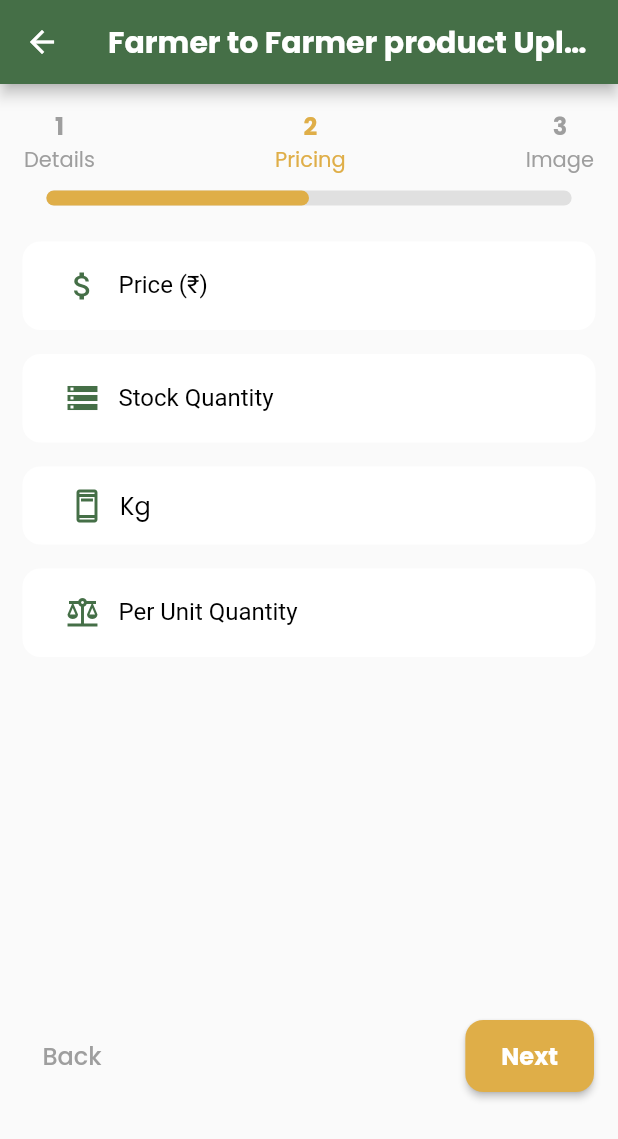
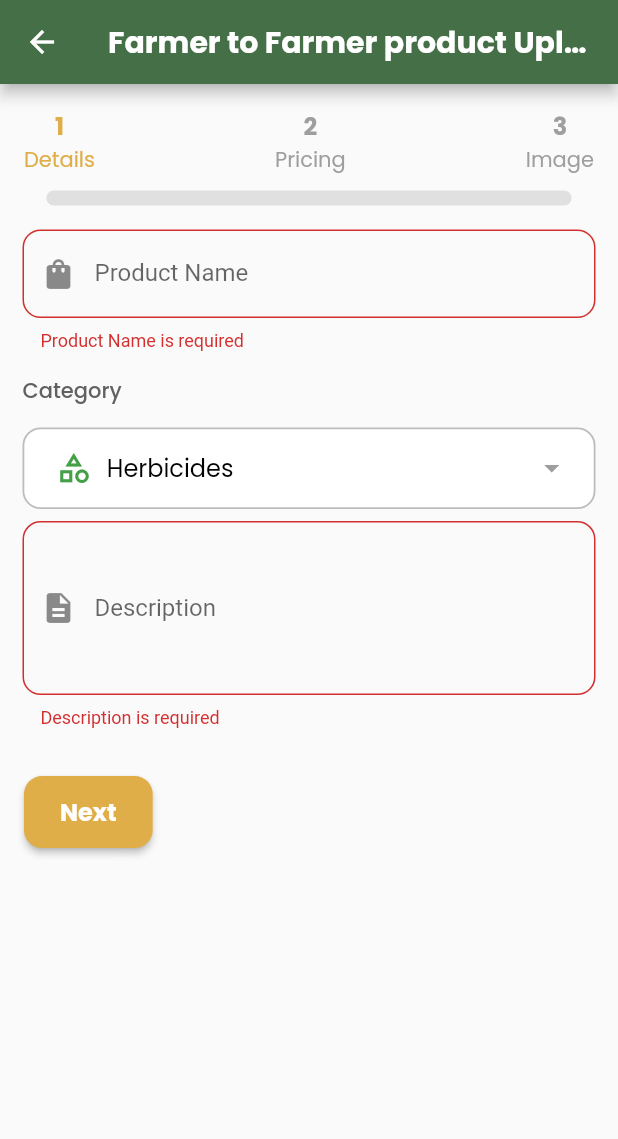
Before and after one commit to MWXprapti/AgroFarm, a Flutter app: the AddProductPage screen opened by its route, after a tap on "Next", on a phone screen of 412 x 824 dp. Shown: the top 1139 px of the screen. Run offline on Flutter 3.47's test engine with Material 2 defaults, Android fonts, the light colour scheme and no system bars; our stand-ins replace carousel_slider, cloud_firestore, dio, dot_navigation_bar, firebase_auth, firebase_core and 12 more; missing offline and left inert: flutter_glow, google_mlkit_translation; accounts and stored records are empty.

Commit message:
06/05/25

```diff
--- a/lib/Agro/Screens/FarmerProfile.dart
+++ b/lib/Agro/Screens/FarmerProfile.dart
@@ -126,9 +126,9 @@ class _FarmerProfilePageState extends State<FarmerProfilePage> {
                             radius: 50,
                             backgroundImage: NetworkImage(controller_.profileImage.value),
                             // backgroundImage: isImageValid ? NetworkImage("https://admin.multiwebx.com/farmerAPI/uploads/userProfile/1744026182.png") : null,
-                            child: !isImageValid
-                                ? Icon(Icons.person, size: 50, color: Colors.grey)
-                                : null,
+                            // child: !isImageValid
+                            //     ? Icon(Icons.person, size: 50, color: Colors.grey)
+                            //     : null,
                           );
                         }),
                       ),
--- a/lib/Agro/Screens/FarmerToFarmer/Dash_Farmer.dart
+++ b/lib/Agro/Screens/FarmerToFarmer/Dash_Farmer.dart
@@ -65,7 +65,7 @@ class _Farm_DashboardState extends State<Farm_Dashboard> {
 
   Widget _buildTopSection(double h, double w) {
     return Container(
-      height: h * 0.28,
+      height: h * 0.20,
       width: w,
       decoration: BoxDecoration(
         color: AppColors.lightgreen,
@@ -96,7 +96,7 @@ class _Farm_DashboardState extends State<Farm_Dashboard> {
 
   Widget _buildStatisticsCard(double h, double w) {
     return Positioned(
-      top: h * 0.20,
+      top: h * 0.13,
       left: w * 0.05,
       right: w * 0.05,
       child: Container(
@@ -166,7 +166,7 @@ class _Farm_DashboardState extends State<Farm_Dashboard> {
 
   Widget _buildProductGridView(double h, double w) {
     return Positioned(
-      top: h * 0.45,
+      top: h * 0.40,
       left: w * 0.05,
       right: w * 0.05,
       bottom: 0,
--- a/lib/Agro/Screens/FarmerToFarmer/FarmertoFarmer_product_details.dart
+++ b/lib/Agro/Screens/FarmerToFarmer/FarmertoFarmer_product_details.dart
@@ -1,8 +1,8 @@
 import 'package:flutter/material.dart';
 import 'package:get/get.dart';
 import 'package:new_app/Agro/model/farmertofarmer_product_model.dart';
+import 'package:new_app/Theme/theme.dart';
 
-import '../../model/agro_produ_model.dart';
 
 class FarmertoFarmer_ProductDetailsPage extends StatelessWidget {
   final FarmertoFarmerProduct product;
@@ -14,7 +14,7 @@ class FarmertoFarmer_ProductDetailsPage extends StatelessWidget {
     return Scaffold(
       appBar: AppBar(
         title: Text(product.productName),
-        backgroundColor: Colors.green, // Adjust color if needed
+        backgroundColor: AppColors.lightgreen, // Adjust color if needed
       ),
       body: SingleChildScrollView(
         child: Column(
@@ -24,7 +24,7 @@ class FarmertoFarmer_ProductDetailsPage extends StatelessWidget {
             Container(
               height: MediaQuery.of(context).size.height * 0.35,
               decoration: BoxDecoration(
-                color: Colors.green.shade200,
+                color: AppColors.lightgreen,
                 borderRadius: const BorderRadius.only(
                   bottomLeft: Radius.circular(200),
                   bottomRight: Radius.circular(200),
--- a/lib/Agro/Screens/FarmerToFarmer/product_listing_farmet.dart
+++ b/lib/Agro/Screens/FarmerToFarmer/product_listing_farmet.dart
@@ -2,6 +2,7 @@ import 'package:flutter/material.dart';
 import 'package:get/get.dart';
 import 'package:new_app/Agro/Screens/FarmerToFarmer/FarmertoFarmer_product_details.dart';
 import 'package:new_app/Controllers/farmertofarmer_product_controller.dart';
+import 'package:new_app/theme/theme.dart';
 
 
 class FarmertoFarmerProductListing extends StatefulWidget {
@@ -35,7 +36,8 @@ class _FarmertoFarmerProductListingState extends State<FarmertoFarmerProductList
     double screenHeight = MediaQuery.of(context).size.height;
 
     return Scaffold(
-      appBar: AppBar(title: const Text("Farmer Products")),
+      backgroundColor: AppColors.bgcolor,
+      appBar: AppBar(title: const Text("Farmer Products"),backgroundColor: AppColors.lightgreen),
       body: Padding(
         padding:
         EdgeInsets.symmetric(horizontal: screenWidth * 0.03, vertical: 10),
--- a/lib/Agro/Screens/Product_UploadPage.dart
+++ b/lib/Agro/Screens/Product_UploadPage.dart
@@ -20,6 +20,8 @@ class _AddProductPageState extends State<AddProductPage> {
   var selectedUnit = "Kg".obs;
   var currentStep = 0.obs;
 
+  final _formKey = GlobalKey<FormState>();
+
   @override
   Widget build(BuildContext context) {
     return Scaffold(
@@ -30,7 +32,10 @@ class _AddProductPageState extends State<AddProductPage> {
           style: GoogleFonts.poppins(fontSize: 20, fontWeight: FontWeight.bold, color: Colors.white),
         ),
       ),
-      body: Obx(() => Column(
+      body: Obx(() => SingleChildScrollView(
+        child: Form(
+          key: _formKey,
+          child: Column(
             children: [
               // Progress Bar
               Padding(
@@ -85,38 +90,29 @@ class _AddProductPageState extends State<AddProductPage> {
                   ],
                 ),
               ),
-          Expanded(
-            child: Padding(
-              padding: const EdgeInsets.only(left: 15, right: 15),
+              Padding(
+                padding: const EdgeInsets.symmetric(horizontal: 15),
                 child: Column(
                   children: [
                     if (currentStep.value == 0) ...[
-                    buildTextField(controller.productNameController, "Product Name", Icons.shopping_bag),
+                      buildTextFormField(controller.productNameController, "Product Name", Icons.shopping_bag),
                       buildDropdown(selectedCategory, "Category", [
-                      "Herbicides",
-                      "Growth Promoters",
-                      "Fungicides",
-                      "Vegetable & Fruits seeds",
-                      "Farm Machinery",
-                      "Nutrients",
-                      "Flower seeds",
-                      "Insecticides",
-                      "Organic farming",
-                      "Animal husbandry"
-                    ], Icons.category_outlined,
-                        onChanged: (value) {
+                        "Herbicides", "Growth Promoters", "Fungicides", "Vegetable & Fruits seeds",
+                        "Farm Machinery", "Nutrients", "Flower seeds", "Insecticides",
+                        "Organic farming", "Animal husbandry"
+                      ], Icons.category_outlined, onChanged: (value) {
                         selectedCategory.value = value!;
                         controller.category.value = value;
                       }),
-                    buildTextField(controller.descriptionController, "Description", Icons.description, isMultiline: true),
+                      buildTextFormField(controller.descriptionController, "Description", Icons.description, isMultiline: true),
                     ] else if (currentStep.value == 1) ...[
-                    buildTextField(controller.priceController, "Price (₹)", Icons.attach_money, isNumber: true),
-                    buildTextField(controller.stockQuantityController, "Stock Quantity", Icons.storage, isNumber: true),
+                      buildTextFormField(controller.priceController, "Price (₹)", Icons.attach_money, isNumber: true),
+                      buildTextFormField(controller.stockQuantityController, "Stock Quantity", Icons.storage, isNumber: true),
                       buildDropdown(selectedUnit, "Unit", ["Kg", "Litre", "Packet", "Piece"], Icons.ad_units_outlined, onChanged: (value) {
                         selectedUnit.value = value!;
                         controller.unit.value = value;
                       }),
-                    buildTextField(controller.perUnitQuantityController, "Per Unit Quantity", Icons.balance, isNumber: true),
+                      buildTextFormField(controller.perUnitQuantityController, "Per Unit Quantity", Icons.balance, isNumber: true),
                     ] else ...[
                       GestureDetector(
                         onTap: controller.pickImage,
@@ -140,7 +136,6 @@ class _AddProductPageState extends State<AddProductPage> {
                   ],
                 ),
               ),
-          ),
               Padding(
                 padding: EdgeInsets.all(16.0),
                 child: Row(
@@ -158,7 +153,11 @@ class _AddProductPageState extends State<AddProductPage> {
                       Padding(
                         padding: const EdgeInsets.only(bottom: 80),
                         child: ElevatedButton(
-                      onPressed: () => currentStep.value++,
+                          onPressed: () {
+                            if (_formKey.currentState!.validate()) {
+                              currentStep.value++;
+                            }
+                          },
                           child: Text("Next", style: GoogleFonts.poppins(fontSize: 16, fontWeight: FontWeight.bold)),
                           style: ElevatedButton.styleFrom(
                             backgroundColor: AppColors.yellow,
@@ -180,9 +179,7 @@ class _AddProductPageState extends State<AddProductPage> {
                               controller.imageUrl.value = base64Encode(bytes);
                             }
 
-                        // ✅ Assign token here (replace this with actual token source)
                             controller.token.value = "your_actual_token_here";
-
                             await controller.uploadProduct();
                           },
                           child: Obx(() => controller.isUploading.value
@@ -199,7 +196,32 @@ class _AddProductPageState extends State<AddProductPage> {
                 ),
               ),
             ],
+          ),
+        ),
       )),
     );
   }
+
+  Widget buildTextFormField(TextEditingController controller, String label, IconData icon,
+      {bool isMultiline = false, bool isNumber = false}) {
+    return Padding(
+      padding: const EdgeInsets.only(bottom: 16.0),
+      child: TextFormField(
+        controller: controller,
+        keyboardType: isNumber ? TextInputType.number : TextInputType.text,
+        maxLines: isMultiline ? 4 : 1,
+        decoration: InputDecoration(
+          labelText: label,
+          prefixIcon: Icon(icon),
+          border: OutlineInputBorder(borderRadius: BorderRadius.circular(12)),
+        ),
+        validator: (value) {
+          if (value == null || value.trim().isEmpty) {
+            return "$label is required";
           }
+          return null;
+        },
+      ),
+    );
+  }
+}
--- a/lib/Controllers/farmerProfileUpload_Controller.dart
+++ b/lib/Controllers/farmerProfileUpload_Controller.dart
@@ -31,6 +31,42 @@ class FarmerProfileUploadController extends GetxController {
     profileImage.value = null;
   }
 
+  bool _validateFields({
+    required String name_,
+    required String city_,
+    required String state_,
+    required String address_,
+    required String pincode_,
+    required String cropName_,
+    required String landSize_,
+    required String referredBy_,
+    required String agentName_,
+  }) {
+    if (name_.isEmpty ||
+        city_.isEmpty ||
+        state_.isEmpty ||
+        address_.isEmpty ||
+        pincode_.isEmpty ||
+        cropName_.isEmpty ||
+        landSize_.isEmpty ||
+        referredBy_.isEmpty) {
+      Get.snackbar("Validation Error", "All fields are required");
+      return false;
+    }
+
+    if (pincode_.length != 6 || int.tryParse(pincode_) == null) {
+      Get.snackbar("Validation Error", "Pincode must be a 6-digit number");
+      return false;
+    }
+
+    if (referredBy_ == "Agent" && agentName_.isEmpty) {
+      Get.snackbar("Validation Error", "Agent name is required when referred by an Agent");
+      return false;
+    }
+
+    return true;
+  }
+
   Future<void> submitForm({
     required String name_,
     required String city_,
@@ -42,6 +78,18 @@ class FarmerProfileUploadController extends GetxController {
     required String referredBy_,
     String agentName_ = '',
   }) async {
+    if (!_validateFields(
+      name_: name_,
+      city_: city_,
+      state_: state_,
+      address_: address_,
+      pincode_: pincode_,
+      cropName_: cropName_,
+      landSize_: landSize_,
+      referredBy_: referredBy_,
+      agentName_: agentName_,
+    )) return;
+
     try {
       SharedPreferences prefs = await SharedPreferences.getInstance();
       String? token = prefs.getString("auth_token");
--- a/lib/Theme/preBuild_widget.dart
+++ b/lib/Theme/preBuild_widget.dart
@@ -34,14 +34,26 @@ Widget buildDropdown(
     String label,
     List<String> items,
     IconData icon, {
-      void Function(String)? onChanged, // <-- Add this optional parameter
+      void Function(String)? onChanged,
     }) {
-  return GestureDetector(
+  return Column(
+    crossAxisAlignment: CrossAxisAlignment.start,
+    children: [
+      Text(
+        label,
+        style: GoogleFonts.poppins(
+          fontSize: 14,
+          fontWeight: FontWeight.w500,
+          color: Colors.grey.shade700,
+        ),
+      ),
+      const SizedBox(height: 6),
+      GestureDetector(
         onTap: () {
           Get.bottomSheet(
             Container(
-          padding: EdgeInsets.all(16),
-          decoration: BoxDecoration(
+              padding: const EdgeInsets.all(16),
+              decoration: const BoxDecoration(
                 color: Colors.white,
                 borderRadius: BorderRadius.only(
                   topLeft: Radius.circular(16),
@@ -56,9 +68,10 @@ Widget buildDropdown(
                     style: GoogleFonts.poppins(
                       fontSize: 18,
                       fontWeight: FontWeight.bold,
-                    color: Colors.black),
+                      color: Colors.black,
                     ),
-              SizedBox(height: 8),
+                  ),
+                  const SizedBox(height: 8),
                   Expanded(
                     child: ListView(
                       children: items.map((item) {
@@ -67,9 +80,9 @@ Widget buildDropdown(
                           onTap: () {
                             selectedValue.value = item;
                             if (onChanged != null) {
-                          onChanged(item); // <-- Trigger the callback
+                              onChanged(item);
                             }
-                        Get.back(); // Close the bottom sheet
+                            Get.back();
                           },
                         );
                       }).toList(),
@@ -81,11 +94,15 @@ Widget buildDropdown(
           );
         },
         child: Container(
-      margin: EdgeInsets.symmetric(vertical: 8),
-      padding: EdgeInsets.symmetric(horizontal: 16),
+          margin: const EdgeInsets.symmetric(vertical: 8),
+          padding: const EdgeInsets.symmetric(horizontal: 16),
           decoration: BoxDecoration(
             color: Colors.white,
             borderRadius: BorderRadius.circular(12),
+            border: Border.all(
+              color: Colors.grey.shade400,
+              width: 1.2,
+            ),
           ),
           child: Obx(() {
             return Padding(
@@ -93,28 +110,33 @@ Widget buildDropdown(
               child: Row(
                 children: [
                   Padding(
-                padding: const EdgeInsets.only(left: 15),
-                child: Icon(icon, color: AppColors.lightgreen),
+                    padding: const EdgeInsets.only(left: 5, right: 10),
+                    child: Icon(icon, color: Colors.green.shade600),
                   ),
                   Expanded(
-                child: Padding(
-                  padding: const EdgeInsets.only(left: 10),
                     child: Text(
-                    selectedValue.value,
+                      selectedValue.value.isEmpty
+                          ? "Select $label"
+                          : selectedValue.value,
                       style: GoogleFonts.poppins(
-                        color: Colors.black, fontSize: 16),
+                        color: selectedValue.value.isEmpty
+                            ? Colors.grey
+                            : Colors.black,
+                        fontSize: 16,
+                      ),
                       overflow: TextOverflow.ellipsis,
                     ),
                   ),
-              ),
+                  const Icon(Icons.arrow_drop_down, color: Colors.grey),
                 ],
               ),
             );
           }),
         ),
+      ),
+    ],
   );
 }
-
 Widget buildSubmitButton(String text, VoidCallback onPressed) {
   return Container(
     width: double.infinity,
```
Also changed, not shown: lib/Agro/Screens/DashBoard.dart (+5 -5 lines), lib/Agro/Screens/Farmer_form.dart (+13 -6 lines), lib/Agro/Screens/agro_to_farmer/Product_ListingPage.dart (+23 -8 lines), lib/Controllers/otp_controller.dart (+45 -11 lines). Lines whose indentation alone changed are shown as unchanged.
